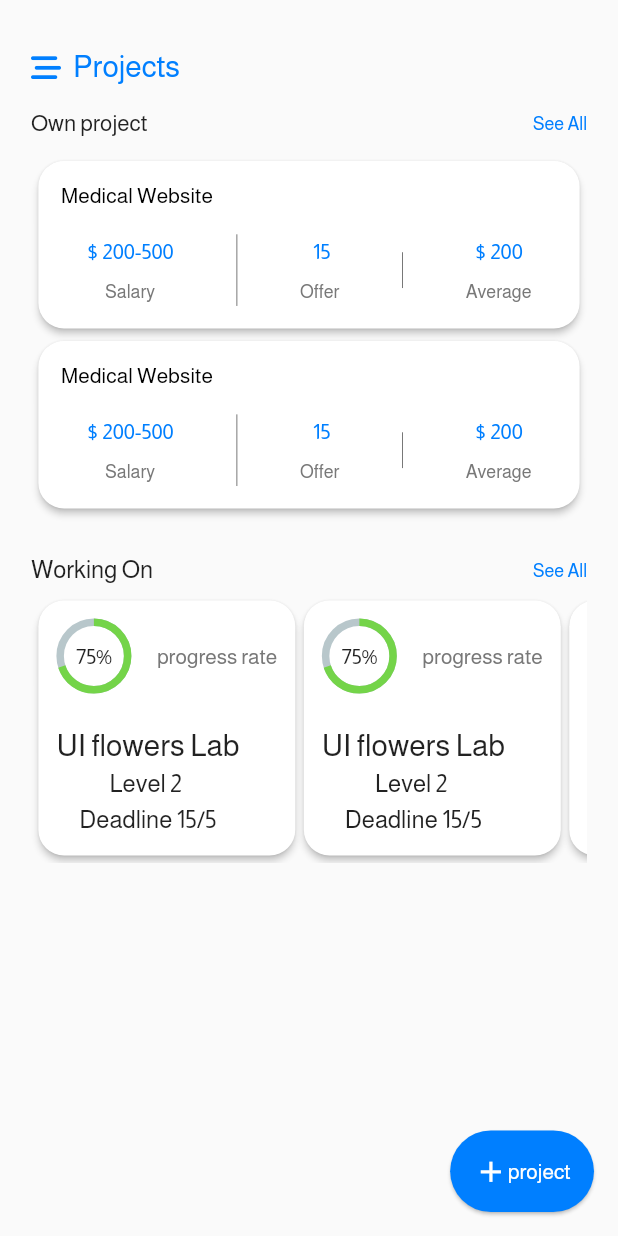
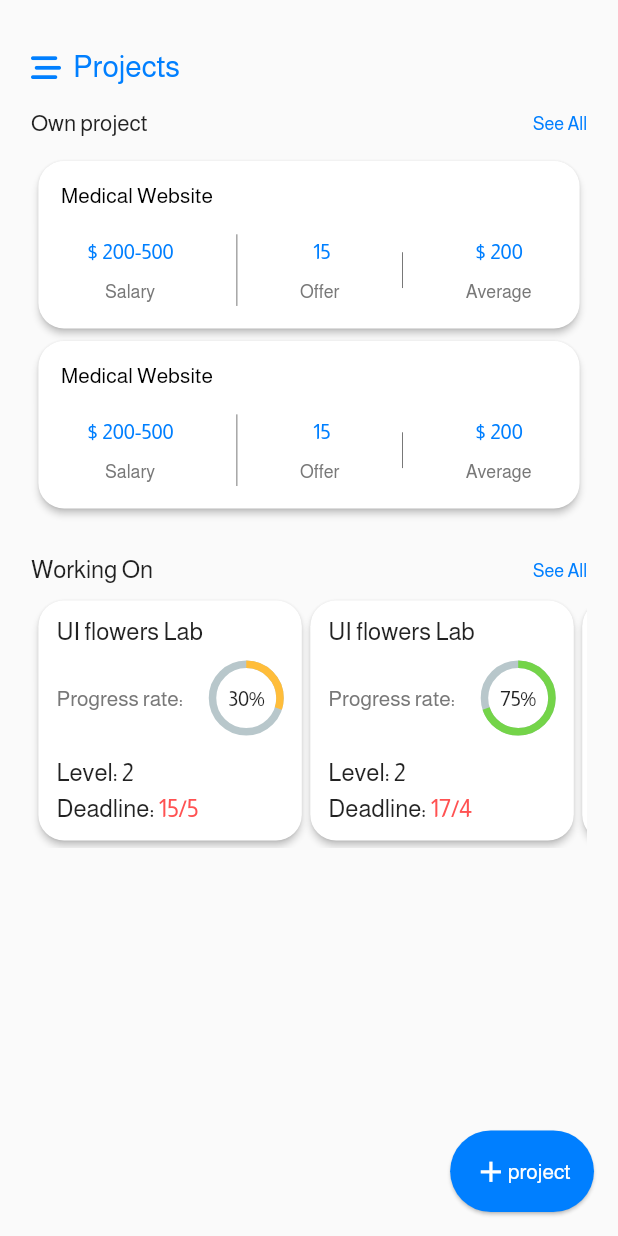
Before and after one commit to ghofran11/FreeLand, a Flutter app: the ProjectPage screen opened directly, on a phone screen of 412 x 824 dp. Run offline on Flutter 3.47's test engine with Material 2 defaults, Android fonts, the phone set to English and light mode, and no system bars; drawn by our look-alikes of percent_indicator; our stand-ins replace bloc, bot_toast, bottom_navy_bar, cached_network_image, carousel_slider, device_preview and 26 more; missing offline and left inert: colours, comment_box, dio_flutter_transformer2, dio_refresh_bot, internet_file and 2 more; accounts and stored records are empty; network calls fail; statements that could not run were skipped.

Commit message:
update project

```diff
--- a/lib/app/projects/presentation/ui/projects_screen.dart
+++ b/lib/app/projects/presentation/ui/projects_screen.dart
@@ -23,9 +23,8 @@ class ProjectPage extends StatelessWidget {
         body: ListView(
           physics: const BouncingScrollPhysics(),
           padding: EdgeInsets.symmetric(
-            horizontal: horizontalAppPadding.w,
-            vertical: verticalAppPadding.h
-          ),
+              horizontal: horizontalAppPadding.w,
+              vertical: verticalAppPadding.h),
           children: [
             SizedBox(
               height: 10.0.h,
@@ -52,17 +51,17 @@ class ProjectPage extends StatelessWidget {
               height: 15.0.h,
             ),
             Row(
-              children:  [
-               const CustomText.titleMedium(
+              children: [
+                const CustomText.titleMedium(
                   'Own project',
                   style: TextStyle(fontSize: 15),
                 ),
-               const Spacer(),
+                const Spacer(),
                 InkWell(
-                  onTap: (){
+                  onTap: () {
                     context.pushNamed(AllOwnProject.routeName);
                   },
-                  child:const CustomText.bodySmall("See All",
+                  child: const CustomText.bodySmall("See All",
                       style: TextStyle(color: AppColors.primary)),
                 )
               ],
@@ -84,7 +83,7 @@ class ProjectPage extends StatelessWidget {
                         context.pushNamed(ProjectOwn.routeName);
                       },
                       child: Card(
-                        color:Colours.aliceBlue.shade100,
+                        color: Colours.aliceBlue.shade100,
                         child: Padding(
                           padding: const EdgeInsets.all(15.0),
                           child: Column(
@@ -102,8 +101,8 @@ class ProjectPage extends StatelessWidget {
                                     children: [
                                       const CustomText.titleMedium(
                                         '\$ 200-500',
-                                        style:
-                                            TextStyle(color: AppColors.primary,
+                                        style: TextStyle(
+                                            color: AppColors.primary,
                                             fontSize: 14),
                                       ),
                                       SizedBox(
@@ -111,8 +110,9 @@ class ProjectPage extends StatelessWidget {
                                       ),
                                       const CustomText.bodyMedium(
                                         'Salary',
-                                        style:
-                                            TextStyle(color: AppColors.grey2,fontSize:12 ),
+                                        style: TextStyle(
+                                            color: AppColors.grey2,
+                                            fontSize: 12),
                                       ),
                                     ],
                                   ),
@@ -125,8 +125,8 @@ class ProjectPage extends StatelessWidget {
                                     children: [
                                       const CustomText.titleMedium(
                                         ' 15',
-                                        style:
-                                            TextStyle(color: AppColors.primary,
+                                        style: TextStyle(
+                                            color: AppColors.primary,
                                             fontSize: 14),
                                       ),
                                       SizedBox(
@@ -134,8 +134,9 @@ class ProjectPage extends StatelessWidget {
                                       ),
                                       const CustomText.bodyMedium(
                                         'Offer',
-                                        style:
-                                            TextStyle(color: AppColors.grey2,fontSize: 12),
+                                        style: TextStyle(
+                                            color: AppColors.grey2,
+                                            fontSize: 12),
                                       ),
                                     ],
                                   ),
@@ -148,16 +149,18 @@ class ProjectPage extends StatelessWidget {
                                     children: [
                                       const CustomText.titleMedium(
                                         '\$ 200',
-                                        style:
-                                            TextStyle(color: AppColors.primary,fontSize: 14),
+                                        style: TextStyle(
+                                            color: AppColors.primary,
+                                            fontSize: 14),
                                       ),
                                       SizedBox(
                                         height: 10.0.h,
                                       ),
                                       const CustomText.bodyMedium(
                                         'Average',
-                                        style:
-                                            TextStyle(color: AppColors.grey2,fontSize: 12),
+                                        style: TextStyle(
+                                            color: AppColors.grey2,
+                                            fontSize: 12),
                                       ),
                                     ],
                                   ),
@@ -188,7 +191,7 @@ class ProjectPage extends StatelessWidget {
             ),
             SizedBox(height: 5.0.h),
             SizedBox(
-              height: 180,
+              height: 170,
               child: ListView.separated(
                   physics: const BouncingScrollPhysics(),
                   padding: const EdgeInsets.all(5),
@@ -204,38 +207,57 @@ class ProjectPage extends StatelessWidget {
                         context.pushNamed(WorkingOn.routeName);
                       },
                       child: Card(
-
                         child: Padding(
                           padding: const EdgeInsets.all(12.0),
                           child: Column(
                             crossAxisAlignment: CrossAxisAlignment.start,
+                            mainAxisAlignment: MainAxisAlignment.spaceBetween,
                             children: [
+                              const CustomText.titleMedium('UI flowers Lab',
+                                  style:
+                                      TextStyle(fontWeight: FontWeight.w500)),
                               Row(
                                 children: [
+                                  const CustomText.bodyMedium(
+                                    'Progress rate:',
+                                    style: TextStyle(color: AppColors.grey2),
+                                  ),
+                                  SizedBox(
+                                    width: 15.0.w,
+                                  ),
                                   CircularPercentIndicator(
                                     radius: 25.0,
                                     lineWidth: 5.0,
-                                    percent: 0.7,
-                                    center: const Text("75%"),
-                                    progressColor: AppColors.green,
+                                    percent: index % 2 == 0 ? 0.3 : 0.7,
+                                    center: index % 2 == 0
+                                        ? const Text("30%")
+                                        : const Text("75%"),
+                                    progressColor: index % 2 == 0
+                                        ? AppColors.yellow
+                                        : AppColors.green,
                                   ),
-                                  SizedBox(width:15.0.w,),
-                                const  CustomText.bodyMedium('progress rate',style: TextStyle(color: AppColors.grey2),)
                                 ],
                               ),
-                              SizedBox(height: 20.0.h,),
                               Column(
+                                crossAxisAlignment: CrossAxisAlignment.start,
                                 children: [
-                                  const CustomText.titleLarge(
-                                      'UI flowers Lab'),
                                   SizedBox(
                                     height: 5.0.h,
                                   ),
-                                  const CustomText.titleMedium('Level 2 '),
+                                  const CustomText.titleMedium('Level: 2 '),
                                   SizedBox(
                                     height: 5.0.h,
                                   ),
-                                  const CustomText.titleMedium('Deadline 15/5'),
+                                  Row(
+                                    children: [
+                                      const CustomText.titleMedium(
+                                          'Deadline: '),
+                                      CustomText.titleMedium(
+                                          (index % 2 == 0) ? '15/5' : '17/4',
+                                          style: TextStyle(
+                                              color: Colors.redAccent)),
+                                    ],
+                                  ),
                                 ],
                               ),
                             ],
--- a/lib/common/config/firebase.dart
+++ b/lib/common/config/firebase.dart
@@ -49,6 +49,7 @@ class DefaultFirebaseOptions {
     storageBucket: 'memate-e5c9a.appspot.com',
   );
 
+  ///ToDo:
   static const FirebaseOptions ios = FirebaseOptions(
     apiKey: 'AIzaSyDGoS6LSX1nYdARQTjApqkZdi_ytleK9_M',
     appId: '1:683807261155:ios:737b783c281c904918e0d6',
@@ -57,6 +58,6 @@ class DefaultFirebaseOptions {
     storageBucket: 'memate-e5c9a.appspot.com',
     iosClientId:
         '683807261155-kkvlmq3voc7cfjik8s53auh6olnlad0l.apps.googleusercontent.com',
-    iosBundleId: 'com.elkood.memate',
+    iosBundleId: 'com.example.freeland',
   );
 }
```
Also changed, not shown: lib/app/auth/presentation/login/login_bloc/login_state.dart (+6 -1 lines), lib/app/auth/presentation/login/login_screen.dart (+8 -4 lines), lib/app/auth/presentation/sign_up/sign_up_screen.dart (+34 -30 lines), lib/app/home/presentation/ui/screen/home_screen.dart (+5 -8 lines), lib/app/projects/presentation/ui/screen/project_own.dart (+43 -45 lines), lib/app/projects/presentation/ui/screen/working_on.dart (+157 -112 lines), lib/app/root/splash_screen.dart (+3 -10 lines), lib/common/widgets/logo.dart (added, +28 -0 lines), pubspec.yaml (+4 -4 lines), assets/fonts/Almarai_Bold.ttf (renamed from assets/fonts/Almarai-Bold.ttf), assets/fonts/Almarai_ExtraBold.ttf (renamed from assets/fonts/Almarai-ExtraBold.ttf), assets/fonts/Almarai_Light.ttf (renamed from assets/fonts/Almarai-Light.ttf), assets/fonts/Almarai_Regular.ttf (renamed from assets/fonts/Almarai-Regular.ttf), assets/icons/freeland.svg (added), 4 more files.
